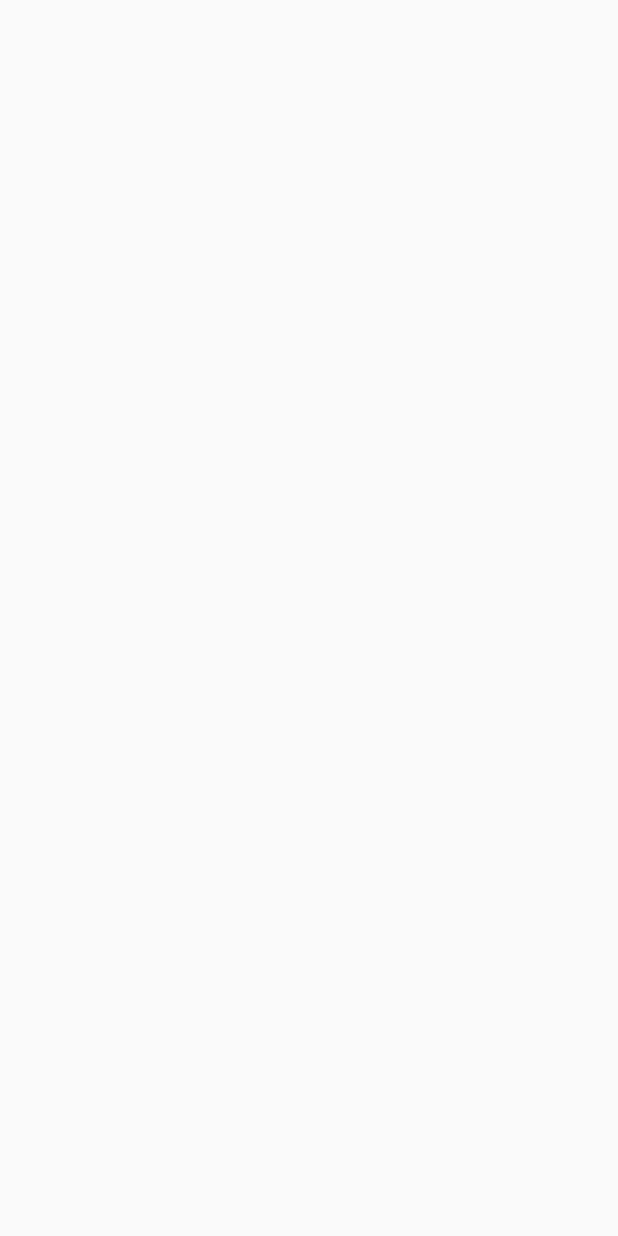
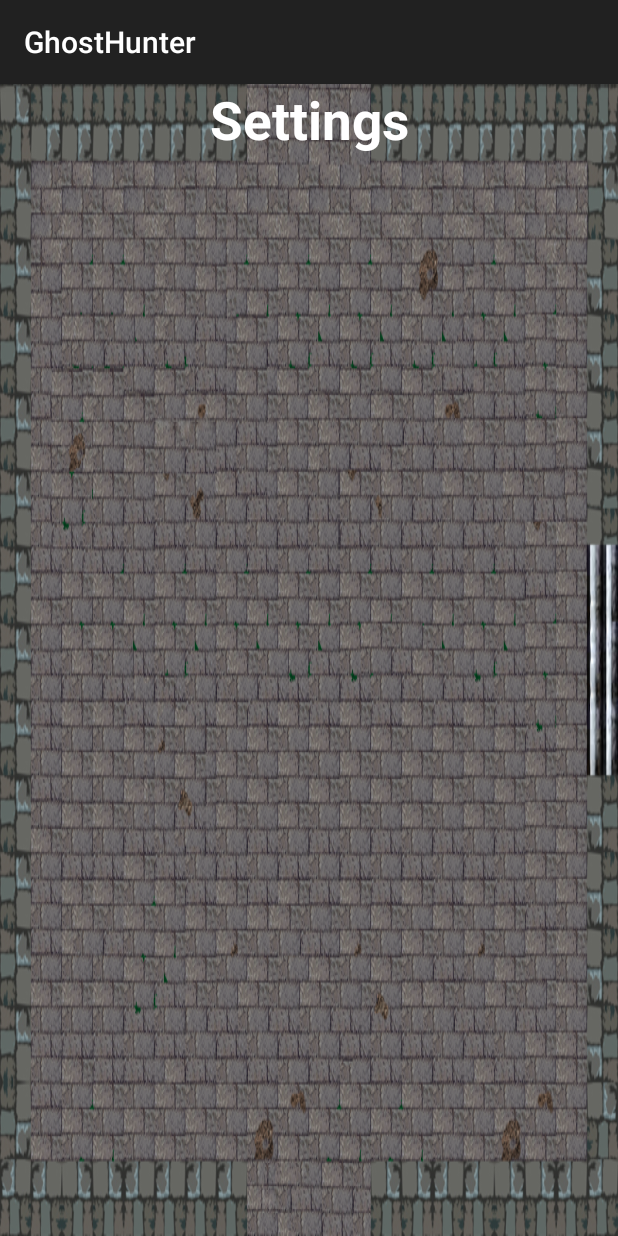
Before and after one commit to Selmap10/GhostHunter, an Android app: the SettingsActivity screen opened directly, with no data from a screen before it, on a phone screen of 412 x 824 dp. Before the commit the screen is empty. Run offline under Robolectric (Android 15) with nearby library versions, the phone set to English and light mode, and no system bars.

Commit message:
Put in a couple activity’s. Added sound to the buttons. Added background.

```diff
--- a/app/build.gradle
+++ b/app/build.gradle
@@ -1,7 +1,7 @@
 apply plugin: 'com.android.application'
 
 android {
-    compileSdkVersion 22
+    compileSdkVersion 21
     buildToolsVersion "21.1.2"
 
     defaultConfig {
@@ -17,9 +17,11 @@ android {
             proguardFiles getDefaultProguardFile('proguard-android.txt'), 'proguard-rules.pro'
         }
     }
+    compileOptions {
+    }
 }
 
 dependencies {
-    compile fileTree(dir: 'libs', include: ['*.jar'])
+    compile fileTree(include: ['*.jar'], dir: 'libs')
     compile 'com.android.support:appcompat-v7:22.0.0'
 }
--- a/app/src/main/java/dab4au/cs2110/virginia/edu/ghosthunter/MenuActivity.java
+++ b/app/src/main/java/dab4au/cs2110/virginia/edu/ghosthunter/SettingsActivity.java
@@ -1,16 +1,19 @@
 package dab4au.cs2110.virginia.edu.ghosthunter;
 
-import android.app.Activity;
 import android.os.Bundle;
+import android.support.v7.app.ActionBarActivity;
 
 /**
  * Created by thinkdavid on 3/30/15.
  */
-public class MenuActivity extends Activity {
+public class SettingsActivity extends ActionBarActivity{
 
-    @Override
     protected void onCreate(Bundle savedInstanceState) {
         super.onCreate(savedInstanceState);
-        setContentView(R.layout.menu_setting);
+        setContentView(R.layout.activity_settings);
+    }
+
+    protected void onPause() {
+        super.onPause();
     }
 }
--- a/app/src/main/res/layout/activity_game.xml
+++ b/app/src/main/res/layout/activity_game.xml
@@ -1,5 +1,6 @@
 <?xml version="1.0" encoding="utf-8"?>
 <LinearLayout xmlns:android="http://schemas.android.com/apk/res/android"
-    android:layout_width="match_parent" android:layout_height="match_parent">
+    android:layout_width="match_parent" android:layout_height="match_parent"
+    android:background="@drawable/backgroundstock">
 
 </LinearLayout>
--- /dev/null
+++ b/app/src/main/res/layout/activity_settings.xml
@@ -0,0 +1,24 @@
+<?xml version="1.0" encoding="utf-8"?>
+<LinearLayout xmlns:android="http://schemas.android.com/apk/res/android"
+    android:layout_width="match_parent" android:layout_height="match_parent"
+    android:background="@drawable/backgroundstock">
+
+    <LinearLayout
+        android:orientation="horizontal"
+        android:layout_width="fill_parent"
+        android:layout_height="wrap_content">
+
+        <TextView
+            android:layout_width="fill_parent"
+            android:layout_height="wrap_content"
+            android:text="@string/setting_button"
+            android:id="@+id/textView"
+            android:gravity="center"
+            android:textStyle="bold"
+            android:textSize="35dp"
+            android:textColor="#ffffffff" />
+
+    </LinearLayout>
+
+
+</LinearLayout>
--- a/app/src/main/res/layout/menu_setting.xml
+++ /dev/null
@@ -1,5 +0,0 @@
-<?xml version="1.0" encoding="utf-8"?>
-<LinearLayout xmlns:android="http://schemas.android.com/apk/res/android"
-    android:layout_width="match_parent" android:layout_height="match_parent">
-
-</LinearLayout>
--- a/app/src/main/res/values/strings.xml
+++ b/app/src/main/res/values/strings.xml
@@ -1,6 +1,8 @@
 <resources>
-    <string name="app_name">Ghost Hunter</string>
+    <string name="app_name">GhostHunter</string>
 
     <string name="hello_world">Hello world!</string>
     <string name="action_settings">Settings</string>
+    <string name="play_button">PLAY</string>
+    <string name="setting_button">Settings</string>
 </resources>
```
Also changed, not shown: app/src/main/AndroidManifest.xml (+18 -5 lines), app/src/main/java/dab4au/cs2110/virginia/edu/ghosthunter/GameActivity.java (+6 -2 lines), app/src/main/java/dab4au/cs2110/virginia/edu/ghosthunter/SplashActivity.java (+13 -7 lines), app/src/main/res/layout/activity_menu.xml (added, +50 -0 lines), app/src/main/res/layout/activity_splash.xml (+6 -12 lines), app/src/main/res/drawable/backgroundstock.png (added), app/src/main/res/drawable/galaxybg.jpg (added), 6 other files.
